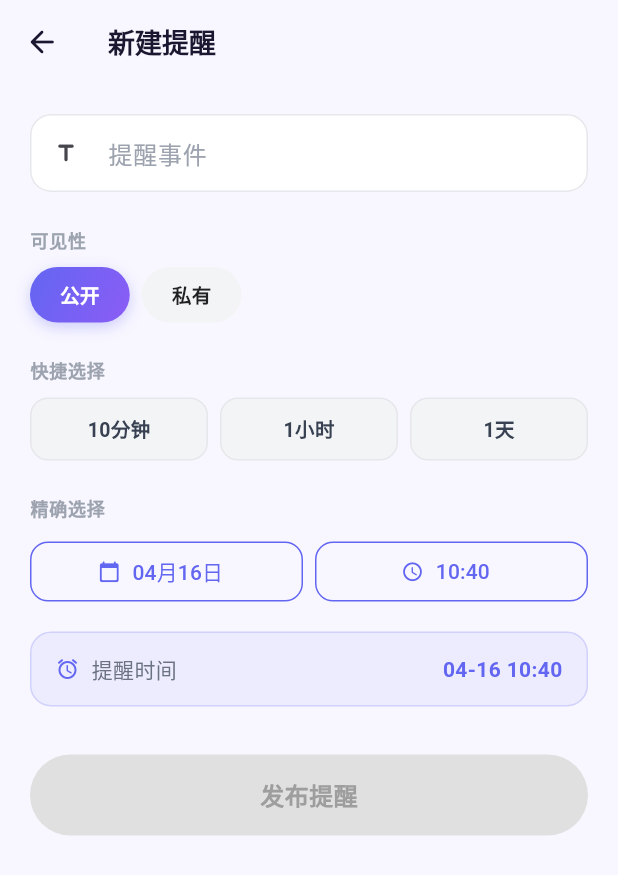
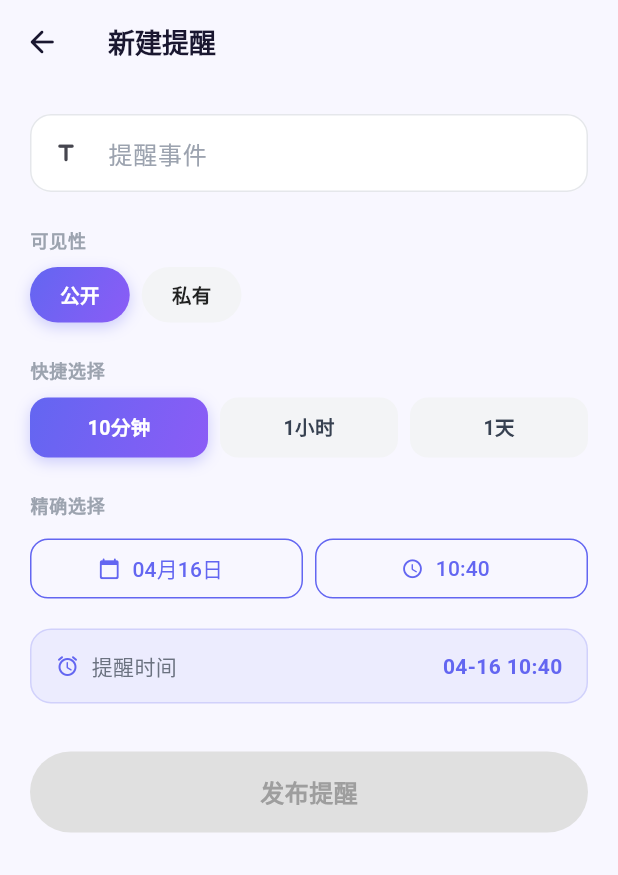
Before and after one commit to WangFang88/app-flutter, a Flutter app: the CreateScreen screen opened directly with empty values, after a tap on "10分钟", on a phone screen of 412 x 824 dp. Shown: the top 875 px of the screen. Run offline on Flutter 3.47's test engine with Material 3 defaults, Android fonts, the phone set to English and light mode, and no system bars; our stand-ins replace shared_preferences; accounts and stored records are empty.

Commit message:
[Claude Code] 新建提醒时，快捷选择选中的没有区分 prompt #54

```diff
--- a/lib/screens/create_screen.dart
+++ b/lib/screens/create_screen.dart
@@ -19,6 +19,7 @@ class _CreateScreenState extends State<CreateScreen> {
   bool _isPublic = true;
   bool _saving = false;
   DateTime _selectedTime = DateTime.now().add(const Duration(hours: 1));
+  String? _quickSelected = '1小时';
 
   @override
   void initState() {
@@ -194,19 +195,25 @@ class _CreateScreenState extends State<CreateScreen> {
   }
 
   Widget _quickBtn(String label, Duration duration, bool isDark) {
+    final selected = _quickSelected == label;
     return Expanded(
       child: GestureDetector(
-        onTap: () => setState(() => _selectedTime = DateTime.now().add(duration)),
-        child: Container(
+        onTap: () => setState(() {
+          _selectedTime = DateTime.now().add(duration);
+          _quickSelected = label;
+        }),
+        child: AnimatedContainer(
+          duration: const Duration(milliseconds: 180),
           padding: const EdgeInsets.symmetric(vertical: 10),
           decoration: BoxDecoration(
-            color: isDark ? Colors.white10 : const Color(0xFFF3F4F6),
+            gradient: selected ? gradientPurple : null,
+            color: selected ? null : (isDark ? Colors.white10 : const Color(0xFFF3F4F6)),
             borderRadius: BorderRadius.circular(12),
-            border: Border.all(color: isDark ? Colors.white12 : const Color(0xFFE5E7EB)),
+            boxShadow: selected ? [BoxShadow(color: kPrimary.withOpacity(0.3), blurRadius: 8, offset: const Offset(0, 3))] : null,
           ),
           child: Center(child: Text(label, style: TextStyle(
             fontSize: 13, fontWeight: FontWeight.w600,
-            color: isDark ? Colors.white70 : const Color(0xFF374151),
+            color: selected ? Colors.white : (isDark ? Colors.white70 : const Color(0xFF374151)),
           ))),
         ),
       ),
```
